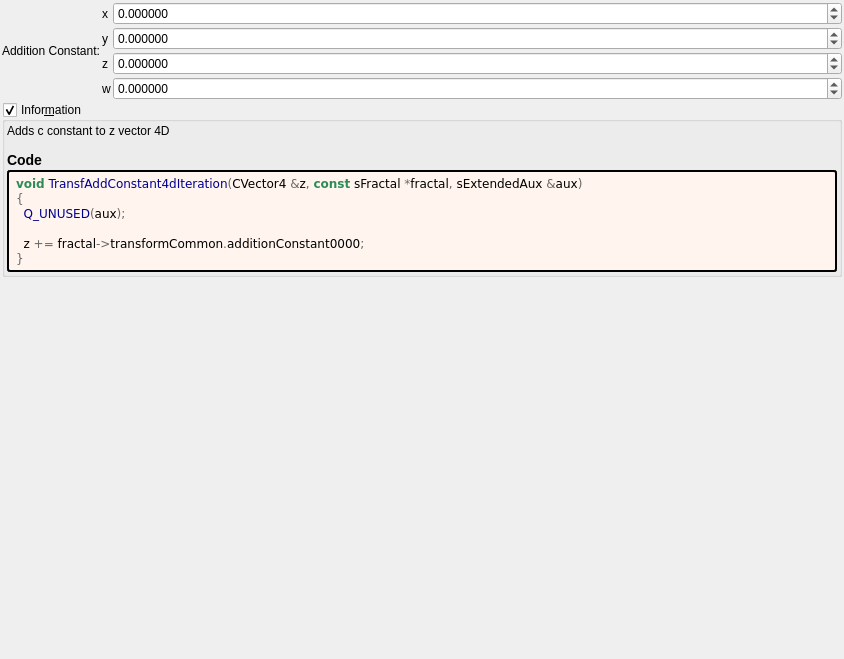
Qt form mandelbulber2/formula/ui/transf_add_constant4d.ui (buddhi1980/mandelbulber2) before a commit.
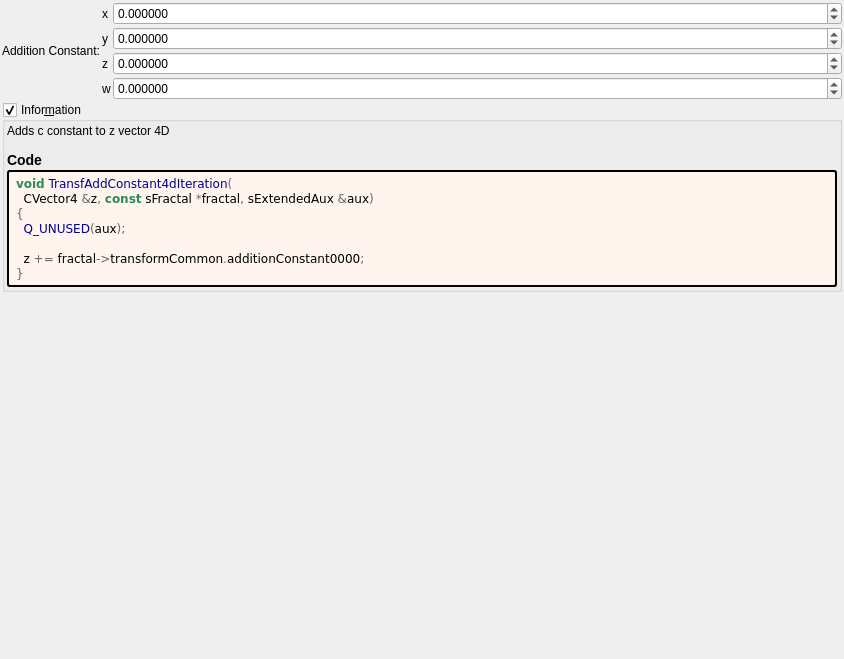
The same form after that commit. Custom widgets are drawn as their Qt base class.

Patch:
```diff
--- a/mandelbulber2/formula/ui/transf_add_constant4d.ui
+++ b/mandelbulber2/formula/ui/transf_add_constant4d.ui
@@ -238,7 +238,8 @@
         </property>
         <property name="text">
          <string notr="true">&lt;body style=&quot;background-color:#fff5ee&quot;&gt;
-&lt;pre style=&quot;color:#000000; background-color:#fff5ee;  font-family:'Courier New',monospace;&quot;&gt;&lt;span style=&quot;color:#2e8b57; font-weight:bold&quot;&gt;void&lt;/span&gt; &lt;span style=&quot;color:#00008f&quot;&gt;TransfAddConstant4dIteration&lt;/span&gt;&lt;span style=&quot;color:#676767&quot;&gt;(&lt;/span&gt;CVector4 &lt;span style=&quot;color:#676767&quot;&gt;&amp;amp;&lt;/span&gt;z&lt;span style=&quot;color:#676767&quot;&gt;,&lt;/span&gt; &lt;span style=&quot;color:#2e8b57; font-weight:bold&quot;&gt;const&lt;/span&gt; sFractal &lt;span style=&quot;color:#676767&quot;&gt;*&lt;/span&gt;fractal&lt;span style=&quot;color:#676767&quot;&gt;,&lt;/span&gt; sExtendedAux &lt;span style=&quot;color:#676767&quot;&gt;&amp;amp;&lt;/span&gt;aux&lt;span style=&quot;color:#676767&quot;&gt;)&lt;/span&gt;
+&lt;pre style=&quot;color:#000000; background-color:#fff5ee;  font-family:'Courier New',monospace;&quot;&gt;&lt;span style=&quot;color:#2e8b57; font-weight:bold&quot;&gt;void&lt;/span&gt; &lt;span style=&quot;color:#00008f&quot;&gt;TransfAddConstant4dIteration&lt;/span&gt;&lt;span style=&quot;color:#676767&quot;&gt;(&lt;/span&gt;
+  CVector4 &lt;span style=&quot;color:#676767&quot;&gt;&amp;amp;&lt;/span&gt;z&lt;span style=&quot;color:#676767&quot;&gt;,&lt;/span&gt; &lt;span style=&quot;color:#2e8b57; font-weight:bold&quot;&gt;const&lt;/span&gt; sFractal &lt;span style=&quot;color:#676767&quot;&gt;*&lt;/span&gt;fractal&lt;span style=&quot;color:#676767&quot;&gt;,&lt;/span&gt; sExtendedAux &lt;span style=&quot;color:#676767&quot;&gt;&amp;amp;&lt;/span&gt;aux&lt;span style=&quot;color:#676767&quot;&gt;)&lt;/span&gt;
 &lt;span style=&quot;color:#676767&quot;&gt;{&lt;/span&gt;
   &lt;span style=&quot;color:#00008f&quot;&gt;Q_UNUSED&lt;/span&gt;&lt;span style=&quot;color:#676767&quot;&gt;(&lt;/span&gt;aux&lt;span style=&quot;color:#676767&quot;&gt;);&lt;/span&gt;
 
```
